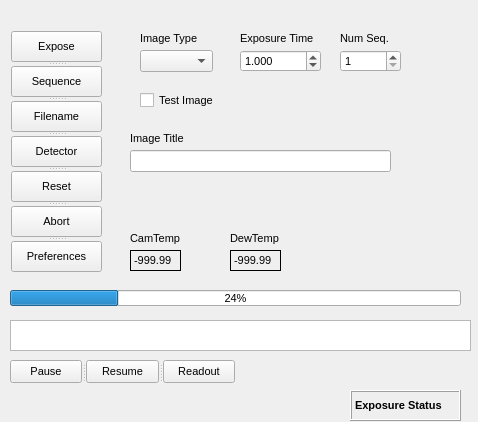
First picture: the form in azcam_exptool/exptool.ui, repository mplesser/azcam-exptool, before the edit.
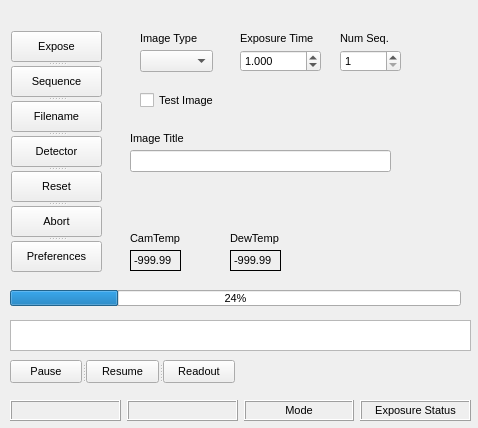
Second picture: the form after the edit.

Diff of the .ui file:
```diff
--- a/azcam_exptool/exptool.ui
+++ b/azcam_exptool/exptool.ui
@@ -7,7 +7,7 @@
     <x>0</x>
     <y>0</y>
     <width>478</width>
-    <height>422</height>
+    <height>428</height>
    </rect>
   </property>
   <property name="minimumSize">
@@ -303,35 +303,6 @@
      </property>
     </widget>
    </widget>
-   <widget class="QLabel" name="exposurestatus_label">
-    <property name="geometry">
-     <rect>
-      <x>350</x>
-      <y>390</y>
-      <width>111</width>
-      <height>31</height>
-     </rect>
-    </property>
-    <property name="font">
-     <font>
-      <pointsize>8</pointsize>
-      <weight>75</weight>
-      <bold>true</bold>
-     </font>
-    </property>
-    <property name="toolTip">
-     <string>exposure status</string>
-    </property>
-    <property name="frameShape">
-     <enum>QFrame::Box</enum>
-    </property>
-    <property name="frameShadow">
-     <enum>QFrame::Raised</enum>
-    </property>
-    <property name="text">
-     <string>Exposure Status</string>
-    </property>
-   </widget>
    <widget class="QLabel" name="camtempvalue_label">
     <property name="geometry">
      <rect>
@@ -367,6 +338,146 @@
      <string>-999.99</string>
     </property>
    </widget>
+   <widget class="QWidget" name="">
+    <property name="geometry">
+     <rect>
+      <x>10</x>
+      <y>400</y>
+      <width>461</width>
+      <height>21</height>
+     </rect>
+    </property>
+    <layout class="QHBoxLayout" name="horizontalLayout">
+     <item>
+      <widget class="QLabel" name="bar_label_1">
+       <property name="minimumSize">
+        <size>
+         <width>16</width>
+         <height>0</height>
+        </size>
+       </property>
+       <property name="font">
+        <font>
+         <pointsize>8</pointsize>
+         <weight>75</weight>
+         <bold>true</bold>
+        </font>
+       </property>
+       <property name="toolTip">
+        <string/>
+       </property>
+       <property name="frameShape">
+        <enum>QFrame::Box</enum>
+       </property>
+       <property name="frameShadow">
+        <enum>QFrame::Raised</enum>
+       </property>
+       <property name="text">
+        <string/>
+       </property>
+       <property name="alignment">
+        <set>Qt::AlignCenter</set>
+       </property>
+      </widget>
+     </item>
+     <item>
+      <widget class="QLabel" name="bar_label_2">
+       <property name="minimumSize">
+        <size>
+         <width>16</width>
+         <height>0</height>
+        </size>
+       </property>
+       <property name="font">
+        <font>
+         <pointsize>8</pointsize>
+         <weight>75</weight>
+         <bold>true</bold>
+        </font>
+       </property>
+       <property name="toolTip">
+        <string/>
+       </property>
+       <property name="frameShape">
+        <enum>QFrame::Box</enum>
+       </property>
+       <property name="frameShadow">
+        <enum>QFrame::Raised</enum>
+       </property>
+       <property name="text">
+        <string/>
+       </property>
+       <property name="alignment">
+        <set>Qt::AlignCenter</set>
+       </property>
+      </widget>
+     </item>
+     <item>
+      <widget class="QLabel" name="mode_label">
+       <property name="minimumSize">
+        <size>
+         <width>34</width>
+         <height>0</height>
+        </size>
+       </property>
+       <property name="font">
+        <font>
+         <pointsize>8</pointsize>
+         <weight>50</weight>
+         <bold>false</bold>
+        </font>
+       </property>
+       <property name="toolTip">
+        <string>server mode</string>
+       </property>
+       <property name="frameShape">
+        <enum>QFrame::Box</enum>
+       </property>
+       <property name="frameShadow">
+        <enum>QFrame::Raised</enum>
+       </property>
+       <property name="text">
+        <string>Mode</string>
+       </property>
+       <property name="alignment">
+        <set>Qt::AlignCenter</set>
+       </property>
+      </widget>
+     </item>
+     <item>
+      <widget class="QLabel" name="exposurestatus_label">
+       <property name="minimumSize">
+        <size>
+         <width>81</width>
+         <height>0</height>
+        </size>
+       </property>
+       <property name="font">
+        <font>
+         <pointsize>8</pointsize>
+         <weight>50</weight>
+         <bold>false</bold>
+        </font>
+       </property>
+       <property name="toolTip">
+        <string>exposure status</string>
+       </property>
+       <property name="frameShape">
+        <enum>QFrame::Box</enum>
+       </property>
+       <property name="frameShadow">
+        <enum>QFrame::Raised</enum>
+       </property>
+       <property name="text">
+        <string>Exposure Status</string>
+       </property>
+       <property name="alignment">
+        <set>Qt::AlignCenter</set>
+       </property>
+      </widget>
+     </item>
+    </layout>
+   </widget>
   </widget>
  </widget>
  <resources/>
```
